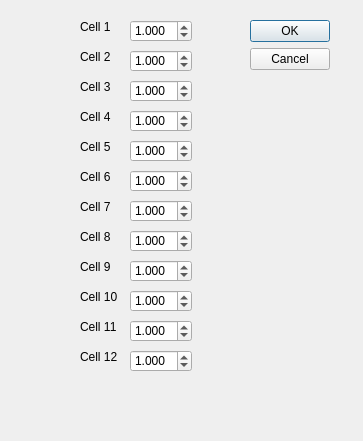
Qt form eepe/eepskye/src/cellDialog.ui (MikeBland/mbtx) before a commit.
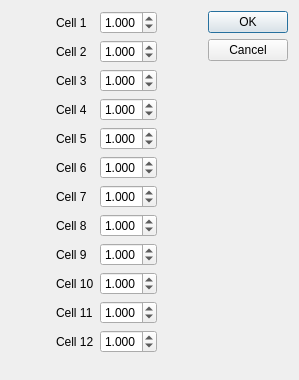
The same form after that commit.

The edit to the form file:
```diff
--- a/eepe/eepskye/src/cellDialog.ui
+++ b/eepe/eepskye/src/cellDialog.ui
@@ -6,485 +6,376 @@
    <rect>
     <x>0</x>
     <y>0</y>
-    <width>363</width>
-    <height>441</height>
+    <width>299</width>
+    <height>380</height>
    </rect>
   </property>
   <property name="windowTitle">
    <string>Dialog</string>
   </property>
-  <widget class="QDialogButtonBox" name="buttonBox">
-   <property name="geometry">
-    <rect>
-     <x>250</x>
-     <y>20</y>
-     <width>80</width>
-     <height>61</height>
-    </rect>
-   </property>
-   <property name="orientation">
-    <enum>Qt::Vertical</enum>
-   </property>
-   <property name="standardButtons">
-    <set>QDialogButtonBox::Cancel|QDialogButtonBox::Ok</set>
-   </property>
-  </widget>
-  <widget class="QDoubleSpinBox" name="Cell1DSB">
-   <property name="geometry">
-    <rect>
-     <x>130</x>
-     <y>20</y>
-     <width>62</width>
-     <height>22</height>
-    </rect>
-   </property>
-   <property name="decimals">
-    <number>3</number>
-   </property>
-   <property name="minimum">
-    <double>0.950000000000000</double>
-   </property>
-   <property name="maximum">
-    <double>1.050000000000000</double>
-   </property>
-   <property name="singleStep">
-    <double>0.001000000000000</double>
-   </property>
-   <property name="value">
-    <double>1.000000000000000</double>
-   </property>
-  </widget>
-  <widget class="QDoubleSpinBox" name="Cell2DSB">
-   <property name="geometry">
-    <rect>
-     <x>130</x>
-     <y>50</y>
-     <width>62</width>
-     <height>22</height>
-    </rect>
-   </property>
-   <property name="decimals">
-    <number>3</number>
-   </property>
-   <property name="minimum">
-    <double>0.950000000000000</double>
-   </property>
-   <property name="maximum">
-    <double>1.050000000000000</double>
-   </property>
-   <property name="singleStep">
-    <double>0.001000000000000</double>
-   </property>
-   <property name="value">
-    <double>1.000000000000000</double>
-   </property>
-  </widget>
-  <widget class="QDoubleSpinBox" name="Cell3DSB">
-   <property name="geometry">
-    <rect>
-     <x>130</x>
-     <y>80</y>
-     <width>62</width>
-     <height>22</height>
-    </rect>
-   </property>
-   <property name="decimals">
-    <number>3</number>
-   </property>
-   <property name="minimum">
-    <double>0.950000000000000</double>
-   </property>
-   <property name="maximum">
-    <double>1.050000000000000</double>
-   </property>
-   <property name="singleStep">
-    <double>0.001000000000000</double>
-   </property>
-   <property name="value">
-    <double>1.000000000000000</double>
-   </property>
-  </widget>
-  <widget class="QDoubleSpinBox" name="Cell4DSB">
-   <property name="geometry">
-    <rect>
-     <x>130</x>
-     <y>110</y>
-     <width>62</width>
-     <height>22</height>
-    </rect>
-   </property>
-   <property name="decimals">
-    <number>3</number>
-   </property>
-   <property name="minimum">
-    <double>0.950000000000000</double>
-   </property>
-   <property name="maximum">
-    <double>1.050000000000000</double>
-   </property>
-   <property name="singleStep">
-    <double>0.001000000000000</double>
-   </property>
-   <property name="value">
-    <double>1.000000000000000</double>
-   </property>
-  </widget>
-  <widget class="QDoubleSpinBox" name="Cell5DSB">
-   <property name="geometry">
-    <rect>
-     <x>130</x>
-     <y>140</y>
-     <width>62</width>
-     <height>22</height>
-    </rect>
-   </property>
-   <property name="decimals">
-    <number>3</number>
-   </property>
-   <property name="minimum">
-    <double>0.950000000000000</double>
-   </property>
-   <property name="maximum">
-    <double>1.050000000000000</double>
-   </property>
-   <property name="singleStep">
-    <double>0.001000000000000</double>
-   </property>
-   <property name="value">
-    <double>1.000000000000000</double>
-   </property>
-  </widget>
-  <widget class="QDoubleSpinBox" name="Cell6DSB">
-   <property name="geometry">
-    <rect>
-     <x>130</x>
-     <y>170</y>
-     <width>62</width>
-     <height>22</height>
-    </rect>
-   </property>
-   <property name="decimals">
-    <number>3</number>
-   </property>
-   <property name="minimum">
-    <double>0.950000000000000</double>
-   </property>
-   <property name="maximum">
-    <double>1.050000000000000</double>
-   </property>
-   <property name="singleStep">
-    <double>0.001000000000000</double>
-   </property>
-   <property name="value">
-    <double>1.000000000000000</double>
-   </property>
-  </widget>
-  <widget class="QDoubleSpinBox" name="Cell7DSB">
-   <property name="geometry">
-    <rect>
-     <x>130</x>
-     <y>200</y>
-     <width>62</width>
-     <height>22</height>
-    </rect>
-   </property>
-   <property name="decimals">
-    <number>3</number>
-   </property>
-   <property name="minimum">
-    <double>0.950000000000000</double>
-   </property>
-   <property name="maximum">
-    <double>1.050000000000000</double>
-   </property>
-   <property name="singleStep">
-    <double>0.001000000000000</double>
-   </property>
-   <property name="value">
-    <double>1.000000000000000</double>
-   </property>
-  </widget>
-  <widget class="QDoubleSpinBox" name="Cell8DSB">
-   <property name="geometry">
-    <rect>
-     <x>130</x>
-     <y>230</y>
-     <width>62</width>
-     <height>22</height>
-    </rect>
-   </property>
-   <property name="decimals">
-    <number>3</number>
-   </property>
-   <property name="minimum">
-    <double>0.950000000000000</double>
-   </property>
-   <property name="maximum">
-    <double>1.050000000000000</double>
-   </property>
-   <property name="singleStep">
-    <double>0.001000000000000</double>
-   </property>
-   <property name="value">
-    <double>1.000000000000000</double>
-   </property>
-  </widget>
-  <widget class="QDoubleSpinBox" name="Cell9DSB">
-   <property name="geometry">
-    <rect>
-     <x>130</x>
-     <y>260</y>
-     <width>62</width>
-     <height>22</height>
-    </rect>
-   </property>
-   <property name="decimals">
-    <number>3</number>
-   </property>
-   <property name="minimum">
-    <double>0.950000000000000</double>
-   </property>
-   <property name="maximum">
-    <double>1.050000000000000</double>
-   </property>
-   <property name="singleStep">
-    <double>0.001000000000000</double>
-   </property>
-   <property name="value">
-    <double>1.000000000000000</double>
-   </property>
-  </widget>
-  <widget class="QDoubleSpinBox" name="Cell10DSB">
-   <property name="geometry">
-    <rect>
-     <x>130</x>
-     <y>290</y>
-     <width>62</width>
-     <height>22</height>
-    </rect>
-   </property>
-   <property name="decimals">
-    <number>3</number>
-   </property>
-   <property name="minimum">
-    <double>0.950000000000000</double>
-   </property>
-   <property name="maximum">
-    <double>1.050000000000000</double>
-   </property>
-   <property name="singleStep">
-    <double>0.001000000000000</double>
-   </property>
-   <property name="value">
-    <double>1.000000000000000</double>
-   </property>
-  </widget>
-  <widget class="QDoubleSpinBox" name="Cell11DSB">
-   <property name="geometry">
-    <rect>
-     <x>130</x>
-     <y>320</y>
-     <width>62</width>
-     <height>22</height>
-    </rect>
-   </property>
-   <property name="decimals">
-    <number>3</number>
-   </property>
-   <property name="minimum">
-    <double>0.950000000000000</double>
-   </property>
-   <property name="maximum">
-    <double>1.050000000000000</double>
-   </property>
-   <property name="singleStep">
-    <double>0.001000000000000</double>
-   </property>
-   <property name="value">
-    <double>1.000000000000000</double>
-   </property>
-  </widget>
-  <widget class="QDoubleSpinBox" name="Cell12DSB">
-   <property name="geometry">
-    <rect>
-     <x>130</x>
-     <y>350</y>
-     <width>62</width>
-     <height>22</height>
-    </rect>
-   </property>
-   <property name="decimals">
-    <number>3</number>
-   </property>
-   <property name="minimum">
-    <double>0.950000000000000</double>
-   </property>
-   <property name="maximum">
-    <double>1.050000000000000</double>
-   </property>
-   <property name="singleStep">
-    <double>0.001000000000000</double>
-   </property>
-   <property name="value">
-    <double>1.000000000000000</double>
-   </property>
-  </widget>
-  <widget class="QLabel" name="label">
-   <property name="geometry">
-    <rect>
-     <x>80</x>
-     <y>20</y>
-     <width>46</width>
-     <height>13</height>
-    </rect>
-   </property>
-   <property name="text">
-    <string>Cell 1</string>
-   </property>
-  </widget>
-  <widget class="QLabel" name="label_2">
-   <property name="geometry">
-    <rect>
-     <x>80</x>
-     <y>50</y>
-     <width>46</width>
-     <height>13</height>
-    </rect>
-   </property>
-   <property name="text">
-    <string>Cell 2</string>
-   </property>
-  </widget>
-  <widget class="QLabel" name="label_3">
-   <property name="geometry">
-    <rect>
-     <x>80</x>
-     <y>80</y>
-     <width>46</width>
-     <height>13</height>
-    </rect>
-   </property>
-   <property name="text">
-    <string>Cell 3</string>
-   </property>
-  </widget>
-  <widget class="QLabel" name="label_4">
-   <property name="geometry">
-    <rect>
-     <x>80</x>
-     <y>110</y>
-     <width>46</width>
-     <height>13</height>
-    </rect>
-   </property>
-   <property name="text">
-    <string>Cell 4</string>
-   </property>
-  </widget>
-  <widget class="QLabel" name="label_5">
-   <property name="geometry">
-    <rect>
-     <x>80</x>
-     <y>140</y>
-     <width>46</width>
-     <height>13</height>
-    </rect>
-   </property>
-   <property name="text">
-    <string>Cell 5</string>
-   </property>
-  </widget>
-  <widget class="QLabel" name="label_6">
-   <property name="geometry">
-    <rect>
-     <x>80</x>
-     <y>170</y>
-     <width>46</width>
-     <height>13</height>
-    </rect>
-   </property>
-   <property name="text">
-    <string>Cell 6</string>
-   </property>
-  </widget>
-  <widget class="QLabel" name="label_7">
-   <property name="geometry">
-    <rect>
-     <x>80</x>
-     <y>200</y>
-     <width>46</width>
-     <height>13</height>
-    </rect>
-   </property>
-   <property name="text">
-    <string>Cell 7</string>
-   </property>
-  </widget>
-  <widget class="QLabel" name="label_8">
-   <property name="geometry">
-    <rect>
-     <x>80</x>
-     <y>230</y>
-     <width>46</width>
-     <height>13</height>
-    </rect>
-   </property>
-   <property name="text">
-    <string>Cell 8</string>
-   </property>
-  </widget>
-  <widget class="QLabel" name="label_9">
-   <property name="geometry">
-    <rect>
-     <x>80</x>
-     <y>260</y>
-     <width>46</width>
-     <height>13</height>
-    </rect>
-   </property>
-   <property name="text">
-    <string>Cell 9</string>
-   </property>
-  </widget>
-  <widget class="QLabel" name="label_10">
-   <property name="geometry">
-    <rect>
-     <x>80</x>
-     <y>290</y>
-     <width>46</width>
-     <height>13</height>
-    </rect>
-   </property>
-   <property name="text">
-    <string>Cell 10</string>
-   </property>
-  </widget>
-  <widget class="QLabel" name="label_11">
-   <property name="geometry">
-    <rect>
-     <x>80</x>
-     <y>320</y>
-     <width>46</width>
-     <height>13</height>
-    </rect>
-   </property>
-   <property name="text">
-    <string>Cell 11</string>
-   </property>
-  </widget>
-  <widget class="QLabel" name="label_12">
-   <property name="geometry">
-    <rect>
-     <x>80</x>
-     <y>350</y>
-     <width>46</width>
-     <height>13</height>
-    </rect>
-   </property>
-   <property name="text">
-    <string>Cell 12</string>
-   </property>
-  </widget>
+  <layout class="QGridLayout" name="gridLayout">
+   <item row="6" column="1">
+    <widget class="QLabel" name="label_7">
+     <property name="text">
+      <string>Cell 7</string>
+     </property>
+    </widget>
+   </item>
+   <item row="7" column="1">
+    <widget class="QLabel" name="label_8">
+     <property name="text">
+      <string>Cell 8</string>
+     </property>
+    </widget>
+   </item>
+   <item row="0" column="2">
+    <widget class="QDoubleSpinBox" name="Cell1DSB">
+     <property name="decimals">
+      <number>3</number>
+     </property>
+     <property name="minimum">
+      <double>0.950000000000000</double>
+     </property>
+     <property name="maximum">
+      <double>1.050000000000000</double>
+     </property>
+     <property name="singleStep">
+      <double>0.001000000000000</double>
+     </property>
+     <property name="value">
+      <double>1.000000000000000</double>
+     </property>
+    </widget>
+   </item>
+   <item row="5" column="1">
+    <widget class="QLabel" name="label_6">
+     <property name="text">
+      <string>Cell 6</string>
+     </property>
+    </widget>
+   </item>
+   <item row="3" column="1">
+    <widget class="QLabel" name="label_4">
+     <property name="text">
+      <string>Cell 4</string>
+     </property>
+    </widget>
+   </item>
+   <item row="2" column="2">
+    <widget class="QDoubleSpinBox" name="Cell3DSB">
+     <property name="decimals">
+      <number>3</number>
+     </property>
+     <property name="minimum">
+      <double>0.950000000000000</double>
+     </property>
+     <property name="maximum">
+      <double>1.050000000000000</double>
+     </property>
+     <property name="singleStep">
+      <double>0.001000000000000</double>
+     </property>
+     <property name="value">
+      <double>1.000000000000000</double>
+     </property>
+    </widget>
+   </item>
+   <item row="2" column="1">
+    <widget class="QLabel" name="label_3">
+     <property name="text">
+      <string>Cell 3</string>
+     </property>
+    </widget>
+   </item>
+   <item row="5" column="2">
+    <widget class="QDoubleSpinBox" name="Cell6DSB">
+     <property name="decimals">
+      <number>3</number>
+     </property>
+     <property name="minimum">
+      <double>0.950000000000000</double>
+     </property>
+     <property name="maximum">
+      <double>1.050000000000000</double>
+     </property>
+     <property name="singleStep">
+      <double>0.001000000000000</double>
+     </property>
+     <property name="value">
+      <double>1.000000000000000</double>
+     </property>
+    </widget>
+   </item>
+   <item row="4" column="1">
+    <widget class="QLabel" name="label_5">
+     <property name="text">
+      <string>Cell 5</string>
+     </property>
+    </widget>
+   </item>
+   <item row="6" column="2">
+    <widget class="QDoubleSpinBox" name="Cell7DSB">
+     <property name="decimals">
+      <number>3</number>
+     </property>
+     <property name="minimum">
+      <double>0.950000000000000</double>
+     </property>
+     <property name="maximum">
+      <double>1.050000000000000</double>
+     </property>
+     <property name="singleStep">
+      <double>0.001000000000000</double>
+     </property>
+     <property name="value">
+      <double>1.000000000000000</double>
+     </property>
+    </widget>
+   </item>
+   <item row="1" column="1">
+    <widget class="QLabel" name="label_2">
+     <property name="text">
+      <string>Cell 2</string>
+     </property>
+    </widget>
+   </item>
+   <item row="0" column="1">
+    <widget class="QLabel" name="label">
+     <property name="text">
+      <string>Cell 1</string>
+     </property>
+    </widget>
+   </item>
+   <item row="1" column="2">
+    <widget class="QDoubleSpinBox" name="Cell2DSB">
+     <property name="decimals">
+      <number>3</number>
+     </property>
+     <property name="minimum">
+      <double>0.950000000000000</double>
+     </property>
+     <property name="maximum">
+      <double>1.050000000000000</double>
+     </property>
+     <property name="singleStep">
+      <double>0.001000000000000</double>
+     </property>
+     <property name="value">
+      <double>1.000000000000000</double>
+     </property>
+    </widget>
+   </item>
+   <item row="7" column="2">
+    <widget class="QDoubleSpinBox" name="Cell8DSB">
+     <property name="decimals">
+      <number>3</number>
+     </property>
+     <property name="minimum">
+      <double>0.950000000000000</double>
+     </property>
+     <property name="maximum">
+      <double>1.050000000000000</double>
+     </property>
+     <property name="singleStep">
+      <double>0.001000000000000</double>
+     </property>
+     <property name="value">
+      <double>1.000000000000000</double>
+     </property>
+    </widget>
+   </item>
+   <item row="8" column="1">
+    <widget class="QLabel" name="label_9">
+     <property name="text">
+      <string>Cell 9</string>
+     </property>
+    </widget>
+   </item>
+   <item row="8" column="2">
+    <widget class="QDoubleSpinBox" name="Cell9DSB">
+     <property name="decimals">
+      <number>3</number>
+     </property>
+     <property name="minimum">
+      <double>0.950000000000000</double>
+     </property>
+     <property name="maximum">
+      <double>1.050000000000000</double>
+     </property>
+     <property name="singleStep">
+      <double>0.001000000000000</double>
+     </property>
+     <property name="value">
+      <double>1.000000000000000</double>
+     </property>
+    </widget>
+   </item>
+   <item row="9" column="1">
+    <widget class="QLabel" name="label_10">
+     <property name="text">
+      <string>Cell 10</string>
+     </property>
+    </widget>
+   </item>
+   <item row="0" column="4" rowspan="2">
+    <widget class="QDialogButtonBox" name="buttonBox">
+     <property name="orientation">
+      <enum>Qt::Vertical</enum>
+     </property>
+     <property name="standardButtons">
+      <set>QDialogButtonBox::Cancel|QDialogButtonBox::Ok</set>
+     </property>
+    </widget>
+   </item>
+   <item row="3" column="2">
+    <widget class="QDoubleSpinBox" name="Cell4DSB">
+     <property name="decimals">
+      <number>3</number>
+     </property>
+     <property name="minimum">
+      <double>0.950000000000000</double>
+     </property>
+     <property name="maximum">
+      <double>1.050000000000000</double>
+     </property>
+     <property name="singleStep">
+      <double>0.001000000000000</double>
+     </property>
+     <property name="value">
+      <double>1.000000000000000</double>
+     </property>
+    </widget>
+   </item>
+   <item row="4" column="2">
+    <widget class="QDoubleSpinBox" name="Cell5DSB">
+     <property name="decimals">
+      <number>3</number>
+     </property>
+     <property name="minimum">
+      <double>0.950000000000000</double>
+     </property>
+     <property name="maximum">
+      <double>1.050000000000000</double>
+     </property>
+     <property name="singleStep">
+      <double>0.001000000000000</double>
+     </property>
+     <property name="value">
+      <double>1.000000000000000</double>
+     </property>
+    </widget>
+   </item>
+   <item row="10" column="2">
+    <widget class="QDoubleSpinBox" name="Cell11DSB">
+     <property name="decimals">
+      <number>3</number>
+     </property>
+     <property name="minimum">
+      <double>0.950000000000000</double>
+     </property>
+     <property name="maximum">
+      <double>1.050000000000000</double>
+     </property>
+     <property name="singleStep">
+      <double>0.001000000000000</double>
+     </property>
+     <property name="value">
+      <double>1.000000000000000</double>
+     </property>
+    </widget>
+   </item>
+   <item row="10" column="1">
+    <widget class="QLabel" name="label_11">
+     <property name="text">
+      <string>Cell 11</string>
+     </property>
+    </widget>
+   </item>
+   <item row="11" column="2">
+    <widget class="QDoubleSpinBox" name="Cell12DSB">
+     <property name="decimals">
+      <number>3</number>
+     </property>
+     <property name="minimum">
+      <double>0.950000000000000</double>
+     </property>
+     <property name="maximum">
+      <double>1.050000000000000</double>
+     </property>
+     <property name="singleStep">
+      <double>0.001000000000000</double>
+     </property>
+     <property name="value">
+      <double>1.000000000000000</double>
+     </property>
+    </widget>
+   </item>
+   <item row="11" column="1">
+    <widget class="QLabel" name="label_12">
+     <property name="text">
+      <string>Cell 12</string>
+     </property>
+    </widget>
+   </item>
+   <item row="9" column="2">
+    <widget class="QDoubleSpinBox" name="Cell10DSB">
+     <property name="decimals">
+      <number>3</number>
+     </property>
+     <property name="minimum">
+      <double>0.950000000000000</double>
+     </property>
+     <property name="maximum">
+      <double>1.050000000000000</double>
+     </property>
+     <property name="singleStep">
+      <double>0.001000000000000</double>
+     </property>
+     <property name="value">
+      <double>1.000000000000000</double>
+     </property>
+    </widget>
+   </item>
+   <item row="0" column="3">
+    <spacer name="horizontalSpacer">
+     <property name="orientation">
+      <enum>Qt::Horizontal</enum>
+     </property>
+     <property name="sizeHint" stdset="0">
+      <size>
+       <width>40</width>
+       <height>20</height>
+      </size>
+     </property>
+    </spacer>
+   </item>
+   <item row="0" column="0">
+    <spacer name="horizontalSpacer_2">
+     <property name="orientation">
+      <enum>Qt::Horizontal</enum>
+     </property>
+     <property name="sizeHint" stdset="0">
+      <size>
+       <width>40</width>
+       <height>20</height>
+      </size>
+     </property>
+    </spacer>
+   </item>
+   <item row="12" column="2">
+    <spacer name="verticalSpacer">
+     <property name="orientation">
+      <enum>Qt::Vertical</enum>
+     </property>
+     <property name="sizeHint" stdset="0">
+      <size>
+       <width>20</width>
+       <height>40</height>
+      </size>
+     </property>
+    </spacer>
+   </item>
+  </layout>
  </widget>
  <resources/>
  <connections>
```
